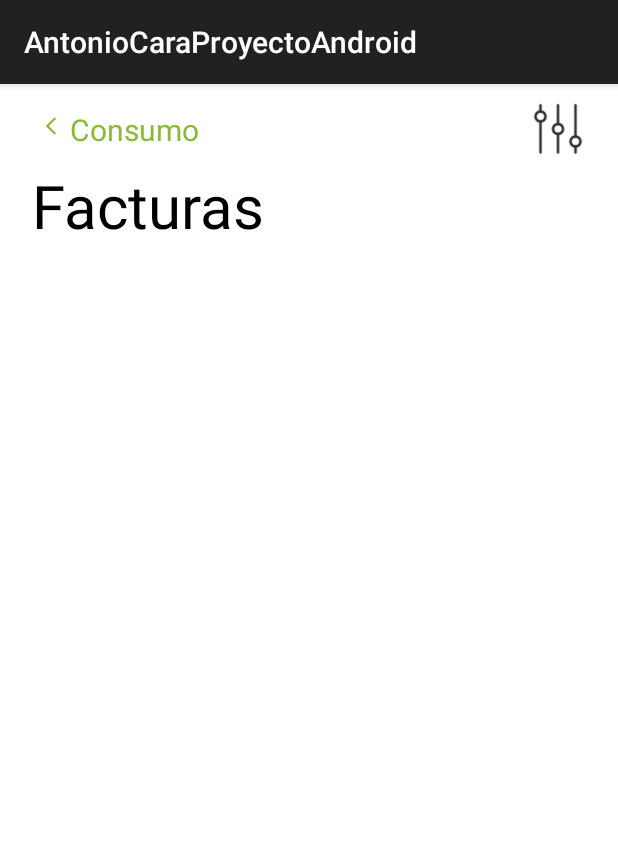
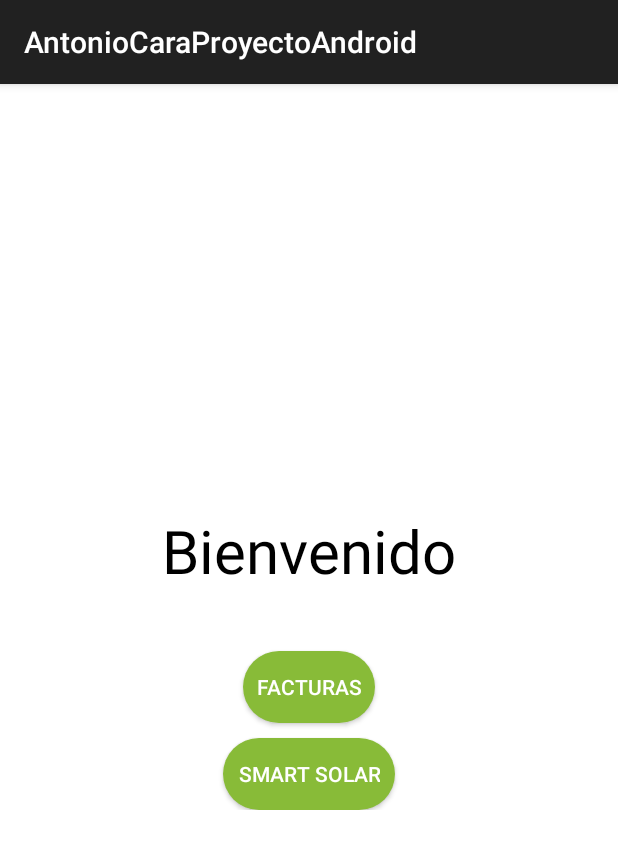
Before and after one commit to AntonioCaraViewnext/AntonioCaraProyectoAndroid, an Android app built with Jetpack Compose: the screen it shows after launch (MainActivity before the commit, PantallaPrincipal after it), on a phone screen of 412 x 824 dp. Shown: the top 849 px of the screen. Run offline under Robolectric (Android 15) with nearby library versions, the phone set to English and light mode, and no system bars; our stand-ins replace Dagger/Hilt's generated code, Room's generated code.

Commit message:
Retromock Realizado y creación de PantallaPrincipal.kt

```diff
--- /dev/null
+++ b/app/src/main/java/com/example/antoniocaraproyectoandroid/PantallaPrincipal.kt
@@ -0,0 +1,31 @@
+package com.example.antoniocaraproyectoandroid
+
+import android.content.Intent
+import androidx.appcompat.app.AppCompatActivity
+import android.os.Bundle
+import android.widget.Button
+import androidx.core.content.ContextCompat
+import com.example.antoniocaraproyectoandroid.databinding.ActivityPantallaPrincipalBinding
+
+class PantallaPrincipal : AppCompatActivity() {
+
+    private lateinit var binding: ActivityPantallaPrincipalBinding
+    override fun onCreate(savedInstanceState: Bundle?) {
+        super.onCreate(savedInstanceState)
+        binding = ActivityPantallaPrincipalBinding.inflate(layoutInflater)
+        setContentView(binding.root)
+        val btnFacturas : Button = binding.btnFacturas
+        val btnSmartSolar : Button = binding.btnSmartSolar
+
+        btnFacturas.setOnClickListener{
+            println("Hola")
+            val intent = Intent(it.context, MainActivity::class.java)
+            startActivity(intent)
+        }
+
+        btnSmartSolar.setOnClickListener{
+            val intent = Intent(it.context, SmartSolarActivity::class.java)
+            startActivity(intent)
+        }
+    }
+}
--- a/app/src/main/java/com/example/antoniocaraproyectoandroid/data/model/FacturaEntity.kt
+++ b/app/src/main/java/com/example/antoniocaraproyectoandroid/data/model/FacturaEntity.kt
@@ -2,11 +2,12 @@ package com.example.antoniocaraproyectoandroid.data.model
 
 import androidx.room.Entity
 import androidx.room.PrimaryKey
+import java.util.Date
 
 @Entity(tableName = "factura")
 data class FacturaEntity(
     @PrimaryKey
-    val fecha: String,
+    val fecha: Date,
     val importeOrdenacion: Double,
     val descEstado: String
 )
--- /dev/null
+++ b/app/src/main/res/layout/activity_pantalla_principal.xml
@@ -0,0 +1,43 @@
+<?xml version="1.0" encoding="utf-8"?>
+<LinearLayout xmlns:android="http://schemas.android.com/apk/res/android"
+    xmlns:app="http://schemas.android.com/apk/res-auto"
+    xmlns:tools="http://schemas.android.com/tools"
+    android:layout_width="match_parent"
+    android:layout_height="match_parent"
+    tools:context=".PantallaPrincipal"
+    android:background="@color/white"
+    android:gravity="center"
+    >
+
+    <LinearLayout
+        android:layout_width="wrap_content"
+        android:layout_height="wrap_content"
+        android:orientation="vertical"
+        android:gravity="center"
+        >
+        <TextView
+            android:layout_width="wrap_content"
+            android:layout_height="wrap_content"
+            android:text="@string/pantalla_principal_bienvenido"
+            android:textColor="@color/black"
+            android:textSize="40sp"
+            android:paddingBottom="40dp"
+            />
+        <Button
+            android:id="@+id/btnFacturas"
+            android:layout_width="wrap_content"
+            android:layout_height="wrap_content"
+            android:background="@drawable/background_button_green"
+            android:text="@string/pantalla_principal_facturas"
+            android:layout_marginBottom="10dp"
+            />
+        <Button
+            android:id="@+id/btnSmartSolar"
+            android:layout_width="wrap_content"
+            android:layout_height="wrap_content"
+            android:background="@drawable/background_button_green"
+            android:padding="10dp"
+            android:text="@string/pantalla_principal_smart_solar"
+            />
+    </LinearLayout>
+</LinearLayout>
--- a/app/src/main/res/values/strings.xml
+++ b/app/src/main/res/values/strings.xml
@@ -32,4 +32,7 @@
     <string name="tipo_autoconsumo">Tipo autoconsumo</string>
     <string name="compensaci_n_de_excedentes">Compensación de excedentes</string>
     <string name="potencia_de_instalaci_n">Potencia de instalación</string>
+    <string name="pantalla_principal_bienvenido">Bienvenido</string>
+    <string name="pantalla_principal_facturas">Facturas</string>
+    <string name="pantalla_principal_smart_solar">Smart Solar</string>
 </resources>
```
Also changed, not shown: app/src/main/AndroidManifest.xml (+15 -15 lines), app/src/main/java/com/example/antoniocaraproyectoandroid/data/FacturaRepository.kt (+14 -3 lines), app/src/main/java/com/example/antoniocaraproyectoandroid/data/network/RetromockService.kt (added, +14 -0 lines), app/src/main/java/com/example/antoniocaraproyectoandroid/di/RetromockModule.kt (+7 -0 lines).
